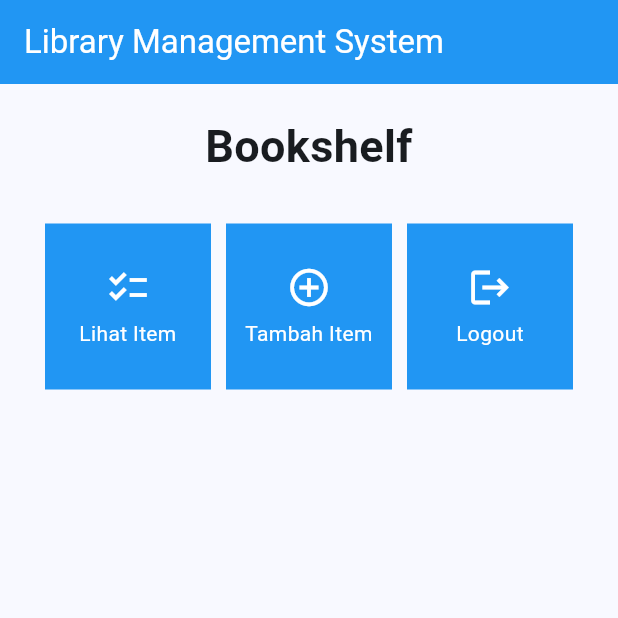
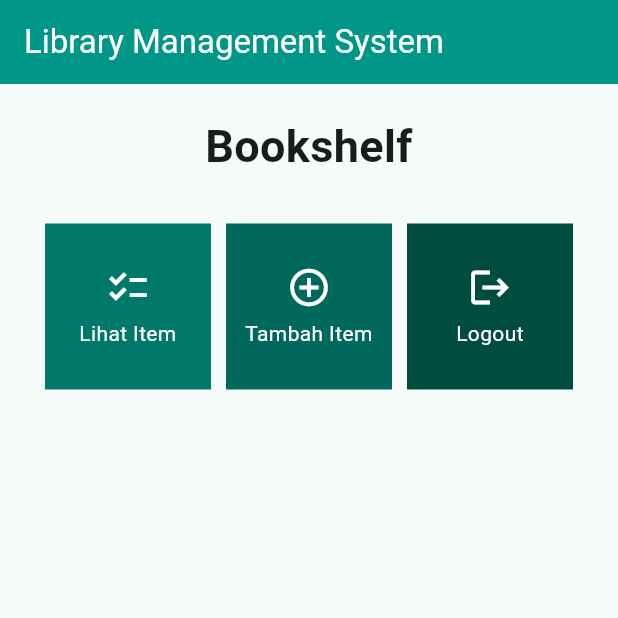
Before and after one commit to fahmi-ramadhan/library-app-mobile, a Flutter app: the screen it shows after launch, on a phone screen of 412 x 824 dp, the top half of it. Run offline on Flutter 3.47's test engine with Material 2 defaults, Android fonts, the phone set to English and light mode, and no system bars.

Commit message:
Finish tugas 7

```diff
--- a/lib/main.dart
+++ b/lib/main.dart
@@ -14,22 +14,7 @@ class MyApp extends StatelessWidget {
     return MaterialApp(
       title: 'Library Management System',
       theme: ThemeData(
-        // This is the theme of your application.
-        //
-        // TRY THIS: Try running your application with "flutter run". You'll see
-        // the application has a blue toolbar. Then, without quitting the app,
-        // try changing the seedColor in the colorScheme below to Colors.green
-        // and then invoke "hot reload" (save your changes or press the "hot
-        // reload" button in a Flutter-supported IDE, or press "r" if you used
-        // the command line to start the app).
-        //
-        // Notice that the counter didn't reset back to zero; the application
-        // state is not lost during the reload. To reset the state, use hot
-        // restart instead.
-        //
-        // This works for code too, not just values: Most code changes can be
-        // tested with just a hot reload.
-        colorScheme: ColorScheme.fromSeed(seedColor: Colors.blue),
+        colorScheme: ColorScheme.fromSeed(seedColor: Colors.teal),
         useMaterial3: true,
       ),
       home: MyHomePage(),
--- a/lib/menu.dart
+++ b/lib/menu.dart
@@ -4,25 +4,16 @@ class MyHomePage extends StatelessWidget {
   MyHomePage({Key? key}) : super(key: key);
 
   final List<Item> items = [
-    Item("Lihat Item", Icons.checklist),
-    Item("Tambah Item", Icons.add_circle_outline),
-    Item("Logout", Icons.logout),
+    Item("Lihat Item", Icons.checklist, Colors.teal.shade700),
+    Item("Tambah Item", Icons.add_circle_outline, Colors.teal.shade800),
+    Item("Logout", Icons.logout, Colors.teal.shade900),
   ];
-
-  // This widget is the home page of your application. It is stateful, meaning
-  // that it has a State object (defined below) that contains fields that affect
-  // how it looks.
-
-  // This class is the configuration for the state. It holds the values (in this
-  // case the title) provided by the parent (in this case the App widget) and
-  // used by the build method of the State. Fields in a Widget subclass are
-  // always marked "final".
 
   @override
   Widget build(BuildContext context) {
     return Scaffold(
       appBar: AppBar(
-        backgroundColor: Colors.blue,
+        backgroundColor: Colors.teal,
         title: const Text(
           style: TextStyle(color: Colors.white),
           'Library Management System',
@@ -39,7 +30,7 @@ class MyHomePage extends StatelessWidget {
                 padding: EdgeInsets.only(top: 10.0, bottom: 10.0),
                 // Widget Text untuk menampilkan tulisan dengan alignment center dan style yang sesuai
                 child: Text(
-                  'Bookshelf', // Text yang menandakan toko
+                  'Bookshelf', // Text yang menandakan bookshelf
                   textAlign: TextAlign.center,
                   style: TextStyle(
                     fontSize: 30,
@@ -72,8 +63,9 @@ class MyHomePage extends StatelessWidget {
 class Item {
   final String name;
   final IconData icon;
+  final Color color;
 
-  Item(this.name, this.icon);
+  Item(this.name, this.icon, this.color);
 }
 
 class ItemCard extends StatelessWidget {
@@ -84,7 +76,7 @@ class ItemCard extends StatelessWidget {
   @override
   Widget build(BuildContext context) {
     return Material(
-      color: Colors.blue,
+      color: item.color,
       child: InkWell(
         // Area responsive terhadap sentuhan
         onTap: () {
```
Also changed, not shown: 1 other file.
